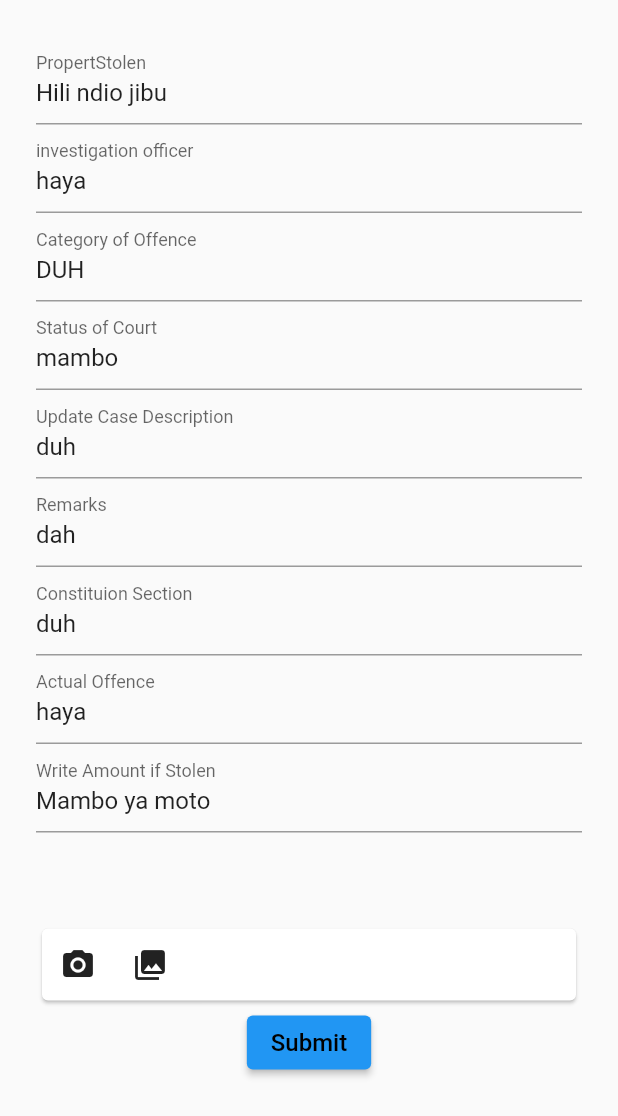
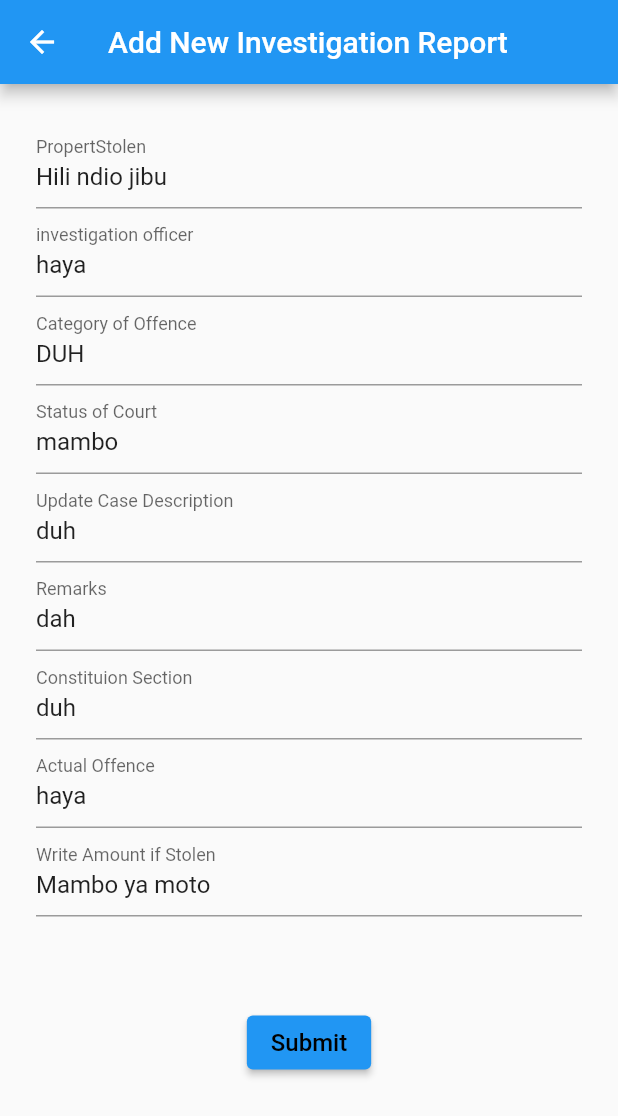
Before and after one commit to deogemini/police_app, a Flutter app: the NewInvestigationReport screen opened directly, on a phone screen of 412 x 824 dp. Shown: the top 1116 px of the screen. Run offline on Flutter 3.47's test engine with Material 2 defaults, Android fonts, the phone set to English and light mode, and no system bars; our stand-ins replace image_cropper, image_picker, shared_preferences, splashscreen; accounts and stored records are empty.

Commit message:
feat: all screens finished

```diff
--- a/lib/newInvestigationReport.dart
+++ b/lib/newInvestigationReport.dart
@@ -11,42 +11,6 @@ class NewInvestigationReport extends StatefulWidget {
 }
 
 class _NewInvestigationReport extends State<NewInvestigationReport> {
-  //Active image file
-  File _image;
-
-  final picker = ImagePicker();
-
-//user take images
-  Future getImage(ImageSource source) async {
-    final pickedFile = await picker.getImage(source: source);
-
-    setState(() {
-      if (pickedFile != null) {
-        _image = File(pickedFile.path);
-      } else {
-        print('No image selected.');
-      }
-    });
-  }
-
-  //cropper image
-  Future<void> _cropImage() async {
-    File cropped = await ImageCropper.cropImage(
-      sourcePath: _image.path,
-    );
-
-    setState(() {
-      _image = cropped ?? _image;
-    });
-  }
-
-  //remove image
-  void _clear() {
-    setState(() {
-      _image = null;
-    });
-  }
-
   String _propertystolen;
   String _ifstolenproperty;
   String _investigationofficer;
@@ -59,13 +23,10 @@ class _NewInvestigationReport extends State<NewInvestigationReport> {
 
   final GlobalKey<FormState> _formKey = GlobalKey<FormState>();
 
-
-
   Widget _buildPropertyStolen() {
     return TextFormField(
       initialValue: 'Hili ndio jibu',
       decoration: InputDecoration(labelText: 'PropertStolen'),
-
       onChanged: (String value) {
         _propertystolen = value;
       },
@@ -153,7 +114,11 @@ class _NewInvestigationReport extends State<NewInvestigationReport> {
 
   @override
   Widget build(BuildContext context) {
-    return Container(
+    return Scaffold(
+        appBar: AppBar(
+          title: Text('Add New Investigation Report'),
+        ),
+        body: Container(
             margin: EdgeInsets.all(24),
             child: Form(
               key: _formKey,
@@ -173,33 +138,6 @@ class _NewInvestigationReport extends State<NewInvestigationReport> {
                     SizedBox(
                       height: 60,
                     ),
-                if (_image != null) ...[
-                  Image.file(_image),
-                  Row(
-                    children: <Widget>[
-                      FlatButton(
-                        child: Icon(Icons.crop),
-                        onPressed: _cropImage,
-                      ),
-                      FlatButton(child: Icon(Icons.refresh), onPressed: _clear)
-                    ],
-                  ),
-                  // Uploader(file: _image)
-                ],
-                Card(
-                  child: Container(
-                    child: Row(
-                      children: <Widget>[
-                        IconButton(
-                            icon: Icon(Icons.photo_camera),
-                            onPressed: () => getImage(ImageSource.camera)),
-                        IconButton(
-                            icon: Icon(Icons.photo_library),
-                            onPressed: () => getImage(ImageSource.gallery)),
-                      ],
-                    ),
-                  ),
-                ),
                     ElevatedButton(
                       style: ButtonStyle(),
                       child: Text(
@@ -214,6 +152,6 @@ class _NewInvestigationReport extends State<NewInvestigationReport> {
                   ],
                 ),
               ),
-        ));
+            )));
   }
 }
```
Lines whose indentation alone changed are shown as unchanged.
